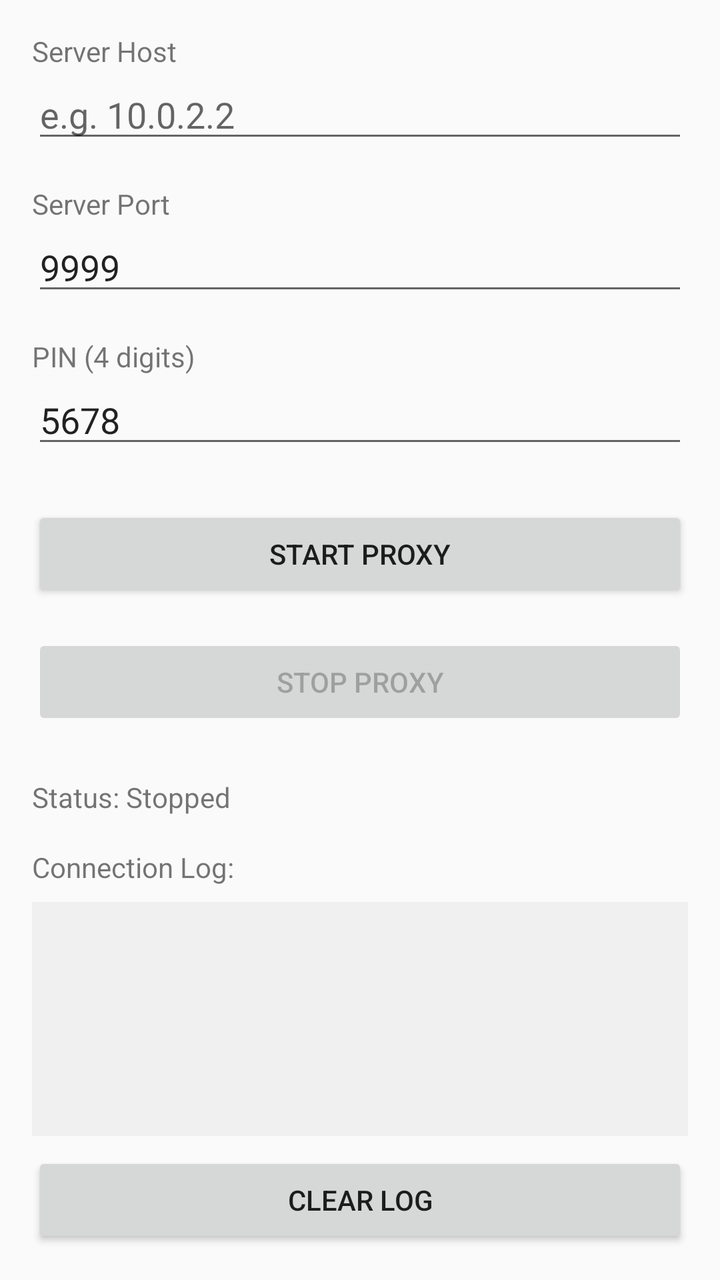
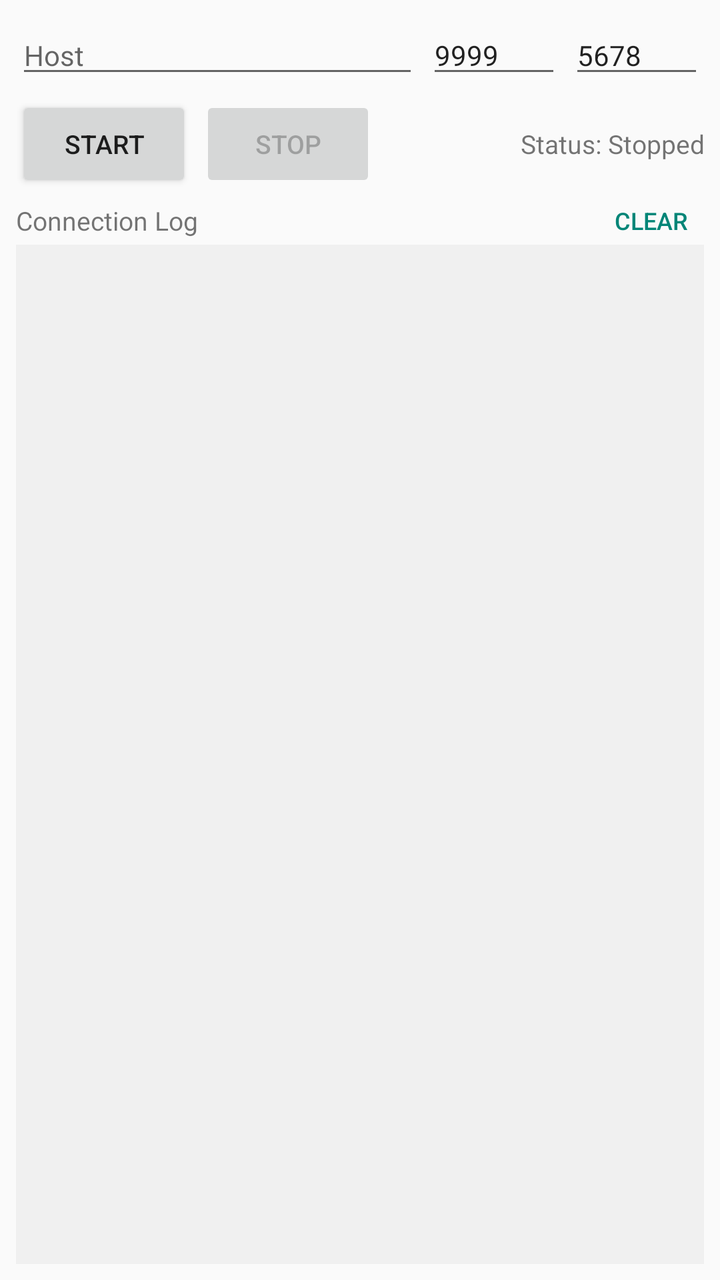

Before-and-after screenshots of an Android layout around one commit, followed by the original layout XML and the change that was made.
<!-- AndroidManifest.xml: application theme AppTheme -->
<!-- res/layout/activity_main.xml -->
<?xml version="1.0" encoding="utf-8"?>
<LinearLayout xmlns:android="http://schemas.android.com/apk/res/android"
    android:layout_width="match_parent"
    android:layout_height="match_parent"
    android:orientation="vertical"
    android:padding="16dp">

    <TextView
        android:layout_width="match_parent"
        android:layout_height="wrap_content"
        android:text="Server Host" />

    <EditText
        android:id="@+id/etServerHost"
        android:layout_width="match_parent"
        android:layout_height="wrap_content"
        android:hint="e.g. 10.0.2.2"
        android:inputType="textUri" />

    <TextView
        android:layout_width="match_parent"
        android:layout_height="wrap_content"
        android:layout_marginTop="16dp"
        android:text="Server Port" />

    <EditText
        android:id="@+id/etServerPort"
        android:layout_width="match_parent"
        android:layout_height="wrap_content"
        android:hint="e.g. 9999"
        android:inputType="number"
        android:text="9999" />

    <TextView
        android:layout_width="match_parent"
        android:layout_height="wrap_content"
        android:layout_marginTop="16dp"
        android:text="PIN (4 digits)" />

    <EditText
        android:id="@+id/etAuthCode"
        android:layout_width="match_parent"
        android:layout_height="wrap_content"
        android:hint="e.g. 5678"
        android:inputType="number"
        android:maxLength="4"
        android:text="5678" />

    <Button
        android:id="@+id/btnStart"
        android:layout_width="match_parent"
        android:layout_height="wrap_content"
        android:layout_marginTop="24dp"
        android:text="Start Proxy" />

    <Button
        android:id="@+id/btnStop"
        android:layout_width="match_parent"
        android:layout_height="wrap_content"
        android:layout_marginTop="16dp"
        android:text="Stop Proxy"
        android:enabled="false"/>

    <TextView
        android:id="@+id/tvStatus"
        android:layout_width="wrap_content"
        android:layout_height="wrap_content"
        android:layout_marginTop="24dp"
        android:text="Status: Stopped" />

    <TextView
        android:layout_width="match_parent"
        android:layout_height="wrap_content"
        android:layout_marginTop="16dp"
        android:text="Connection Log:" />

    <ScrollView
        android:id="@+id/svLog"
        android:layout_width="match_parent"
        android:layout_height="0dp"
        android:layout_weight="1"
        android:layout_marginTop="8dp"
        android:background="#F0F0F0"
        android:padding="8dp">

        <TextView
            android:id="@+id/tvLog"
            android:layout_width="match_parent"
            android:layout_height="wrap_content"
            android:textSize="12sp"
            android:fontFamily="monospace"
            android:text="" />
    </ScrollView>

    <Button
        android:id="@+id/btnClearLog"
        android:layout_width="match_parent"
        android:layout_height="wrap_content"
        android:layout_marginTop="8dp"
        android:text="Clear Log" />

</LinearLayout>
<!-- resources referenced by this layout -->
<resources>
  <style name="AppTheme" parent="Theme.AppCompat.Light.NoActionBar">
          
      </style>
</resources>

<!-- the commit's change to res/layout/activity_main.xml (unified diff, before → after) -->
@@ -3,100 +3,128 @@
     android:layout_width="match_parent"
     android:layout_height="match_parent"
     android:orientation="vertical"
-    android:padding="16dp">
+    android:padding="8dp">
 
-    <TextView
+    
+    <LinearLayout
         android:layout_width="match_parent"
         android:layout_height="wrap_content"
-        android:text="Server Host" />
+        android:orientation="horizontal">
 
-    <EditText
-        android:id="@+id/etServerHost"
+        <EditText
+            android:id="@+id/etServerHost"
+            android:layout_width="0dp"
+            android:layout_height="wrap_content"
+            android:layout_weight="3"
+            android:hint="Host"
+            android:inputType="textUri"
+            android:textSize="14sp" />
+
+        <EditText
+            android:id="@+id/etServerPort"
+            android:layout_width="0dp"
+            android:layout_height="wrap_content"
+            android:layout_weight="1"
+            android:layout_marginStart="4dp"
+            android:hint="Port"
+            android:inputType="number"
+            android:text="9999"
+            android:textSize="14sp" />
+
+        <EditText
+            android:id="@+id/etAuthCode"
+            android:layout_width="0dp"
+            android:layout_height="wrap_content"
+            android:layout_weight="1"
+            android:layout_marginStart="4dp"
+            android:hint="PIN"
+            android:inputType="number"
+            android:maxLength="4"
+            android:text="5678"
+            android:textSize="14sp" />
+    </LinearLayout>
+
+    
+    <LinearLayout
         android:layout_width="match_parent"
         android:layout_height="wrap_content"
-        android:hint="e.g. 10.0.2.2"
-        android:inputType="textUri" />
+        android:orientation="horizontal"
+        android:gravity="center_vertical"
+        android:layout_marginTop="4dp">
 
-    <TextView
+        <Button
+            android:id="@+id/btnStart"
+            android:layout_width="wrap_content"
+            android:layout_height="wrap_content"
+            android:text="Start"
+            android:textSize="13sp" />
+
+        <Button
+            android:id="@+id/btnStop"
+            android:layout_width="wrap_content"
+            android:layout_height="wrap_content"
+            android:layout_marginStart="4dp"
+            android:text="Stop"
+            android:enabled="false"
+            android:textSize="13sp" />
+
+        <TextView
+            android:id="@+id/tvStatus"
+            android:layout_width="0dp"
+            android:layout_height="wrap_content"
+            android:layout_weight="1"
+            android:gravity="end"
+            android:text="Status: Stopped"
+            android:textSize="13sp" />
+    </LinearLayout>
+
+    
+    <LinearLayout
         android:layout_width="match_parent"
         android:layout_height="wrap_content"
-        android:layout_marginTop="16dp"
-        android:text="Server Port" />
+        android:orientation="horizontal"
+        android:gravity="center_vertical"
+        android:layout_marginTop="4dp">
 
-    <EditText
-        android:id="@+id/etServerPort"
-        android:layout_width="match_parent"
-        android:layout_height="wrap_content"
-        android:hint="e.g. 9999"
-        android:inputType="number"
-        android:text="9999" />
+        <TextView
+            android:layout_width="0dp"
+            android:layout_height="wrap_content"
+            android:layout_weight="1"
+            android:text="Connection Log"
+            android:textSize="13sp" />
 
-    <TextView
-        android:layout_width="match_parent"
-        android:layout_height="wrap_content"
-        android:layout_marginTop="16dp"
-        android:text="PIN (4 digits)" />
+        <Button
+            android:id="@+id/btnClearLog"
+            android:layout_width="wrap_content"
+            android:layout_height="wrap_content"
+            style="?android:attr/buttonBarButtonStyle"
+            android:text="Clear"
+            android:textSize="12sp"
+            android:minHeight="0dp"
+            android:minWidth="0dp"
+            android:paddingTop="2dp"
+            android:paddingBottom="2dp"
+            android:paddingStart="8dp"
+            android:paddingEnd="8dp" />
+    </LinearLayout>
 
-    <EditText
-        android:id="@+id/etAuthCode"
-        android:layout_width="match_parent"
-        android:layout_height="wrap_content"
-        android:hint="e.g. 5678"
-        android:inputType="number"
-        android:maxLength="4"
-        android:text="5678" />
-
-    <Button
-        android:id="@+id/btnStart"
-        android:layout_width="match_parent"
-        android:layout_height="wrap_content"
-        android:layout_marginTop="24dp"
-        android:text="Start Proxy" />
-
-    <Button
-        android:id="@+id/btnStop"
-        android:layout_width="match_parent"
-        android:layout_height="wrap_content"
-        android:layout_marginTop="16dp"
-        android:text="Stop Proxy"
-        android:enabled="false"/>
-
-    <TextView
-        android:id="@+id/tvStatus"
-        android:layout_width="wrap_content"
-        android:layout_height="wrap_content"
-        android:layout_marginTop="24dp"
-        android:text="Status: Stopped" />
-
-    <TextView
-        android:layout_width="match_parent"
-        android:layout_height="wrap_content"
-        android:layout_marginTop="16dp"
-        android:text="Connection Log:" />
-
+    
     <ScrollView
         android:id="@+id/svLog"
         android:layout_width="match_parent"
         android:layout_height="0dp"
         android:layout_weight="1"
-        android:layout_marginTop="8dp"
+        android:layout_marginTop="2dp"
         android:background="#F0F0F0"
-        android:padding="8dp">
+        android:padding="6dp">
 
         <TextView
             android:id="@+id/tvLog"
             android:layout_width="match_parent"
             android:layout_height="wrap_content"
-            android:textSize="12sp"
+            android:textSize="11sp"
             android:fontFamily="monospace"
             android:text="" />
     </ScrollView>
 
-    <Button
-        android:id="@+id/btnClearLog"
-        android:layout_width="match_parent"
-        android:layout_height="wrap_content"
-        android:layout_marginTop="8dp"
-        android:text="Clear Log" />
-
 </LinearLayout>
